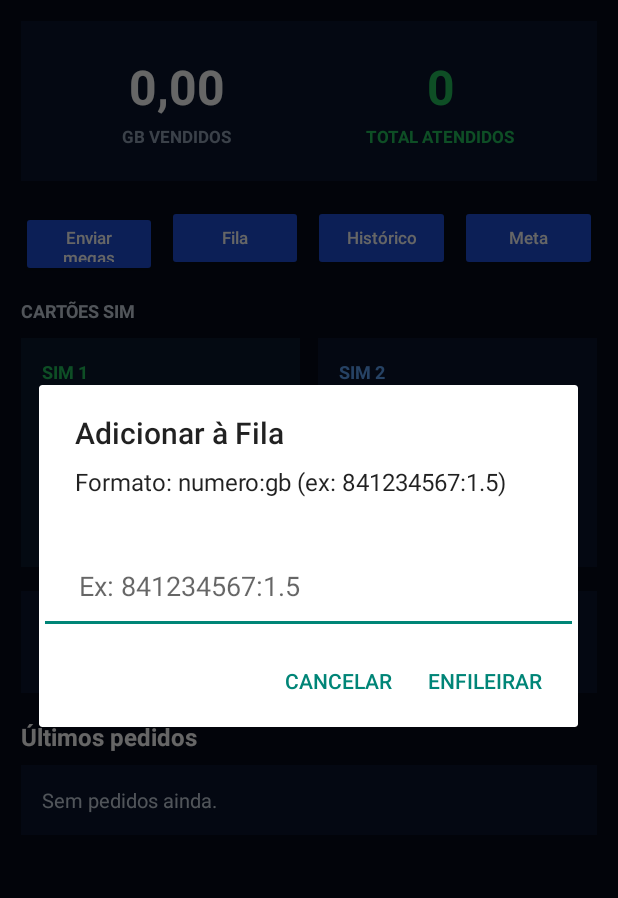
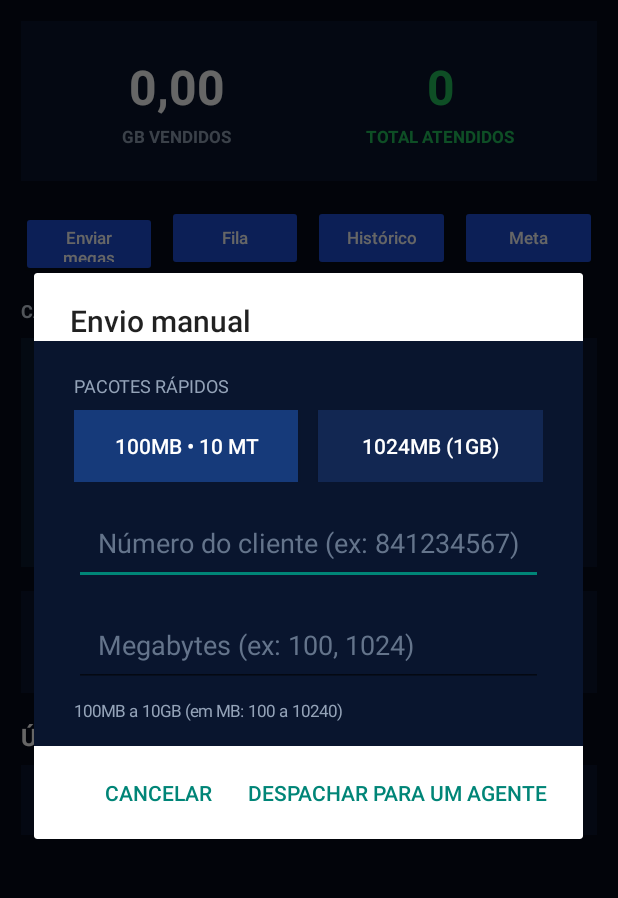
Before and after one commit to Nguiraze2004/GEMINIL, an Android app: the screen it shows after launch (MainActivity), after a tap on an icon or button, on a phone screen of 412 x 824 dp, the part 62-960 px from its top. Run offline under Robolectric (Android 15) with nearby library versions, the phone set to English and light mode, and no system bars.

Commit message:
Update MainActivity.kt

```diff
--- a/app/src/main/java/com/nguiraze/net/MainActivity.kt
+++ b/app/src/main/java/com/nguiraze/net/MainActivity.kt
@@ -1,9 +1,12 @@
 package com.nguiraze.net
 
 import android.content.Context
+import android.graphics.Color
 import android.os.Bundle
+import android.text.InputType
 import android.widget.Button
 import android.widget.EditText
+import android.widget.LinearLayout
 import android.widget.TextView
 import android.widget.Toast
 import androidx.appcompat.app.AlertDialog
@@ -30,7 +33,7 @@ class MainActivity : AppCompatActivity() {
         val btnResetSim2 = findViewById<Button>(R.id.btnResetSim2)
         val btnPausar = findViewById<Button>(R.id.btnPausar)
 
-        btnEnviar.setOnClickListener { mostrarDialogoNovoPedido() }
+        btnEnviar.setOnClickListener { mostrarPainelEnvioManual() }
         btnFila.setOnClickListener { processarProximoDaFila() }
         btnHistorico.setOnClickListener { mostrarHistorico() }
         btnMeta.setOnClickListener { mostrarDialogoMeta() }
@@ -56,23 +59,92 @@ class MainActivity : AppCompatActivity() {
         atualizarInterface()
     }
 
-    private fun mostrarDialogoNovoPedido() {
-        val input = EditText(this).apply {
-            hint = "Ex: 841234567:1.5"
-            setPadding(40, 30, 40, 30)
+    private fun mostrarPainelEnvioManual() {
+        val container = LinearLayout(this).apply {
+            orientation = LinearLayout.VERTICAL
+            setBackgroundColor(Color.parseColor("#09152E"))
+            setPadding(40, 32, 40, 24)
         }
 
+        val tvSubtitulo = TextView(this).apply {
+            text = "PACOTES RÁPIDOS"
+            setTextColor(Color.parseColor("#94A3B8"))
+            textSize = 12f
+        }
+        container.addView(tvSubtitulo)
+
+        val etMegabytes = EditText(this).apply {
+            hint = "Megabytes (ex: 100, 1024)"
+            setHintTextColor(Color.parseColor("#64748B"))
+            setTextColor(Color.WHITE)
+            inputType = InputType.TYPE_CLASS_NUMBER or InputType.TYPE_NUMBER_FLAG_DECIMAL
+            setPadding(24, 24, 24, 24)
+        }
+
+        val btnPacote100 = Button(this).apply {
+            text = "100MB • 10 MT"
+            isAllCaps = false
+            setTextColor(Color.WHITE)
+            setBackgroundColor(Color.parseColor("#163A7A"))
+            setOnClickListener { etMegabytes.setText("100") }
+        }
+
+        val btnPacote1024 = Button(this).apply {
+            text = "1024MB (1GB)"
+            isAllCaps = false
+            setTextColor(Color.WHITE)
+            setBackgroundColor(Color.parseColor("#122752"))
+            setOnClickListener { etMegabytes.setText("1024") }
+        }
+
+        val rowPacotes = LinearLayout(this).apply {
+            orientation = LinearLayout.HORIZONTAL
+            setPadding(0, 12, 0, 18)
+        }
+        val lpBtn = LinearLayout.LayoutParams(0, LinearLayout.LayoutParams.WRAP_CONTENT, 1f).apply {
+            setMargins(0, 0, 10, 0)
+        }
+        val lpBtn2 = LinearLayout.LayoutParams(0, LinearLayout.LayoutParams.WRAP_CONTENT, 1f).apply {
+            setMargins(10, 0, 0, 0)
+        }
+        rowPacotes.addView(btnPacote100, lpBtn)
+        rowPacotes.addView(btnPacote1024, lpBtn2)
+        container.addView(rowPacotes)
+
+        val etNumero = EditText(this).apply {
+            hint = "Número do cliente (ex: 841234567)"
+            setHintTextColor(Color.parseColor("#64748B"))
+            setTextColor(Color.WHITE)
+            inputType = InputType.TYPE_CLASS_PHONE
+            setPadding(24, 24, 24, 24)
+        }
+
+        container.addView(etNumero)
+
+        val espaco = TextView(this).apply {
+            text = ""
+            textSize = 8f
+        }
+        container.addView(espaco)
+        container.addView(etMegabytes)
+
+        val tvInfo = TextView(this).apply {
+            text = "100MB a 10GB (em MB: 100 a 10240)"
+            setTextColor(Color.parseColor("#94A3B8"))
+            textSize = 11f
+            setPadding(0, 12, 0, 0)
+        }
+        container.addView(tvInfo)
+
         AlertDialog.Builder(this)
-            .setTitle("Adicionar à Fila")
-            .setMessage("Formato: numero:gb (ex: 841234567:1.5)")
-            .setView(input)
-            .setPositiveButton("Enfileirar") { _, _ ->
-                val texto = input.text.toString().trim()
-                val partes = texto.split(":")
-                val numero = partes.getOrNull(0)?.trim().orEmpty()
-                val gb = partes.getOrNull(1)?.trim()?.replace(",", ".")?.toDoubleOrNull()
+            .setTitle("Envio manual")
+            .setView(container)
+            .setPositiveButton("Despachar para um Agente") { _, _ ->
+                val numero = etNumero.text.toString().trim()
+                val mb = etMegabytes.text.toString().trim().replace(",", ".").toDoubleOrNull()
 
-                if (numero.length >= 9 && gb != null && gb > 0.0) {
+                if (numero.length >= 9 && mb != null && mb > 0.0) {
+                    val gb = mb / 1024.0
                     val filaAtual = lerLista("fila_pedidos").toMutableList()
                     filaAtual.add("$numero|$gb")
                     guardarLista("fila_pedidos", filaAtual)
@@ -81,7 +153,7 @@ class MainActivity : AppCompatActivity() {
                         processarProximoDaFila()
                     }
                 } else {
-                    Toast.makeText(this, "Formato inválido. Use numero:gb", Toast.LENGTH_SHORT).show()
+                    Toast.makeText(this, "Preenche um número válido e os megabytes.", Toast.LENGTH_SHORT).show()
                 }
             }
             .setNegativeButton("Cancelar", null)
@@ -129,7 +201,8 @@ class MainActivity : AppCompatActivity() {
         val totalAtendidos = prefs.getInt("total_atendidos", 0) + 1
 
         val historico = lerLista("historico_pedidos").toMutableList()
-        val registo = "$numero • ${gb}GB • SIM $simEscolhido"
+        val gbFormatado = String.format(Locale("pt", "MZ"), "%.2f", gb)
+        val registo = "$numero • ${gbFormatado}GB • SIM $simEscolhido"
         historico.add(0, registo)
         if (historico.size > 30) historico.removeAt(historico.lastIndex)
 
```
